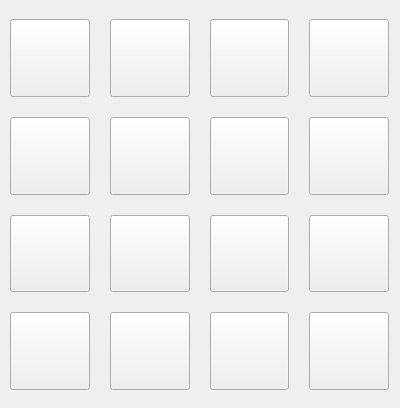
This is fifteen.ui in alexandervoitsekhovich/QtProject as Qt 5 draws it before an edit. The edited form follows.
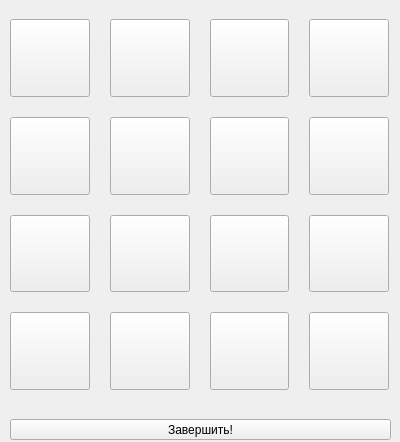
This is the edited form.

Patch:
```diff
--- a/fifteen.ui
+++ b/fifteen.ui
@@ -7,7 +7,7 @@
     <x>0</x>
     <y>0</y>
     <width>400</width>
-    <height>408</height>
+    <height>442</height>
    </rect>
   </property>
   <property name="windowTitle">
@@ -248,6 +248,19 @@
     </item>
    </layout>
   </widget>
+  <widget class="QPushButton" name="check_button">
+   <property name="geometry">
+    <rect>
+     <x>10</x>
+     <y>419</y>
+     <width>381</width>
+     <height>21</height>
+    </rect>
+   </property>
+   <property name="text">
+    <string>Завершить!</string>
+   </property>
+  </widget>
  </widget>
  <resources/>
  <connections/>
```
